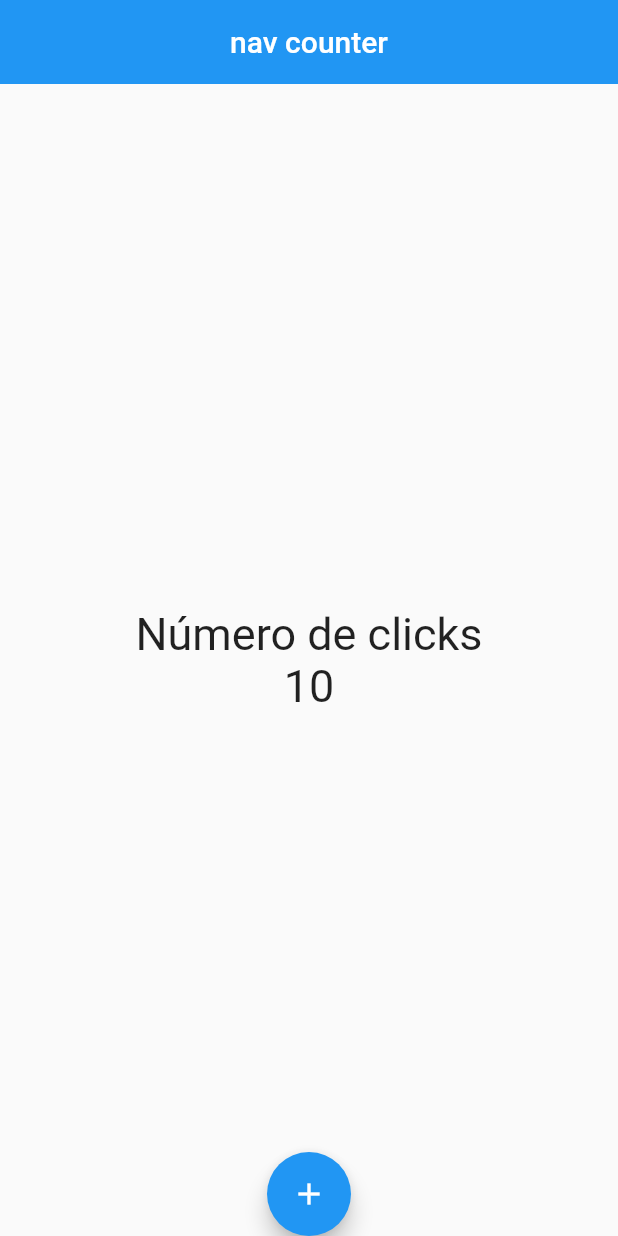
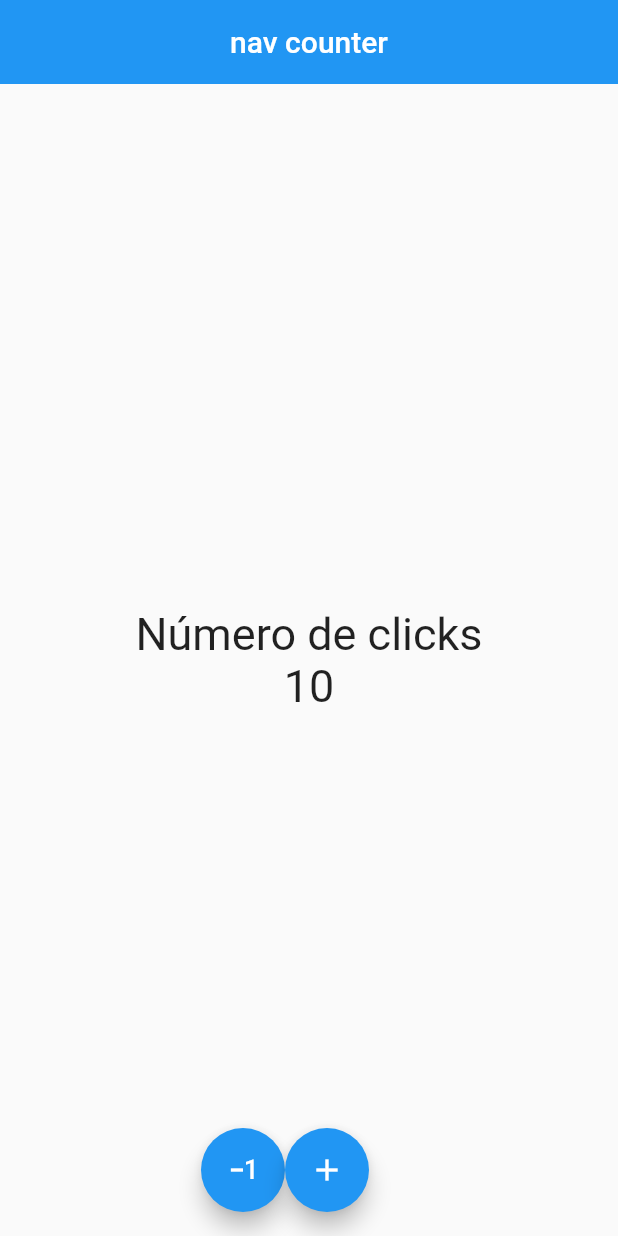
Before and after one commit to richie20502/my_app_flutter, a Flutter app: the screen it shows after launch, on a phone screen of 412 x 824 dp. Run offline on Flutter 3.47's test engine with Material 2 defaults, Android fonts, the light colour scheme and no system bars.

Commit message:
se agrego accion de floatbutton menos

```diff
--- a/lib/screens/counter_screen.dart
+++ b/lib/screens/counter_screen.dart
@@ -33,13 +33,25 @@ class _CounterScreenState extends State<CounterScreen> {
           ],
         ),
       ),
-      floatingActionButtonLocation: FloatingActionButtonLocation.centerDocked,
-      floatingActionButton: FloatingActionButton(
-        child: const Icon(Icons.add),
-        onPressed: () {
-          counter++;
-          setState(() {});
-        },
+      //floatingActionButtonLocation: FloatingActionButtonLocation.centerDocked,
+      floatingActionButton: Row(
+        mainAxisAlignment: MainAxisAlignment.center,
+        children: [
+          FloatingActionButton(
+            child: const Icon(Icons.exposure_minus_1_outlined),
+            onPressed: () {
+              counter--;
+              setState(() {});
+            },
+          ),
+          FloatingActionButton(
+            child: const Icon(Icons.add),
+            onPressed: () {
+              counter++;
+              setState(() {});
+            },
+          ),
+        ],
       ),
     );
   }
```
